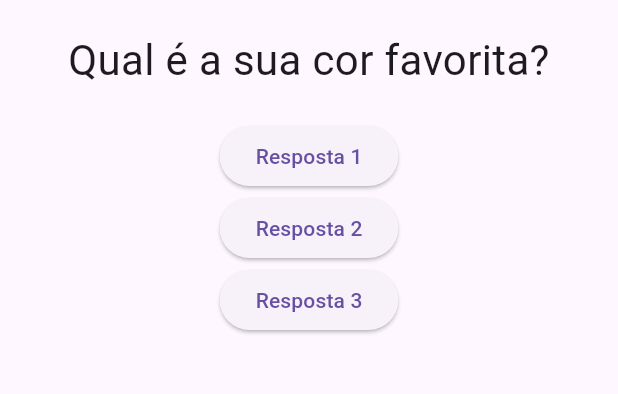
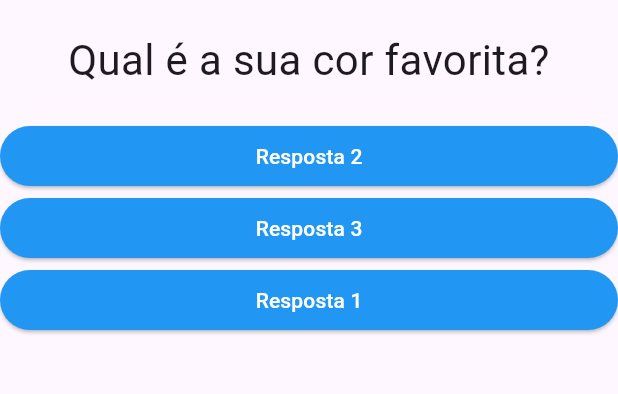
Before and after one commit to pierrialexandervidmar/app_perguntas_flutter, a Flutter app: the screen it shows after launch, on a phone screen of 412 x 824 dp, the part 84-478 px from its top. Run offline on Flutter 3.47's test engine with Material 3 defaults, Android fonts, the phone set to English and light mode, and no system bars.

Commit message:
Criado componente resposta

```diff
--- a/lib/main.dart
+++ b/lib/main.dart
@@ -1,5 +1,6 @@
 import 'package:flutter/material.dart';
 import './questao.dart';
+import './resposta.dart';
 
 main() {
   return runApp(const PerguntaApp());
@@ -12,8 +13,6 @@ class _PerguntaAppState extends State<PerguntaApp> {
     setState(() {
       _perguntaSelecionada++;
     });
-
-    print(_perguntaSelecionada);
   }
 
   @override
@@ -36,18 +35,9 @@ class _PerguntaAppState extends State<PerguntaApp> {
         body: Column(
           children: <Widget>[
             Questao(perguntas[_perguntaSelecionada]),
-            ElevatedButton(
-              onPressed: _responder,
-              child: const Text('Resposta 1'),
-            ),
-            ElevatedButton(
-              onPressed: _responder,
-              child: const Text('Resposta 2'),
-            ),
-            ElevatedButton(
-              onPressed: _responder,
-              child: const Text('Resposta 3'),
-            ),
+            Resposta('Resposta 2', _responder),
+            Resposta('Resposta 3', _responder),
+            Resposta('Resposta 1', _responder),
           ],
         ),
       ),
--- /dev/null
+++ b/lib/resposta.dart
@@ -0,0 +1,23 @@
+import 'package:flutter/material.dart';
+
+class Resposta extends StatelessWidget {
+  final String texto;
+  final void Function() quandoSelecionado;
+
+  const Resposta(this.texto, this.quandoSelecionado);
+
+  @override
+  Widget build(BuildContext context) {
+    return Container(
+      width: double.infinity,
+      child: ElevatedButton(
+        style: ElevatedButton.styleFrom(
+          foregroundColor: Colors.white,
+          backgroundColor: Colors.blue,
+        ),
+        child: Text(texto),
+        onPressed: quandoSelecionado,
+      ),
+    );
+  }
+}
```
